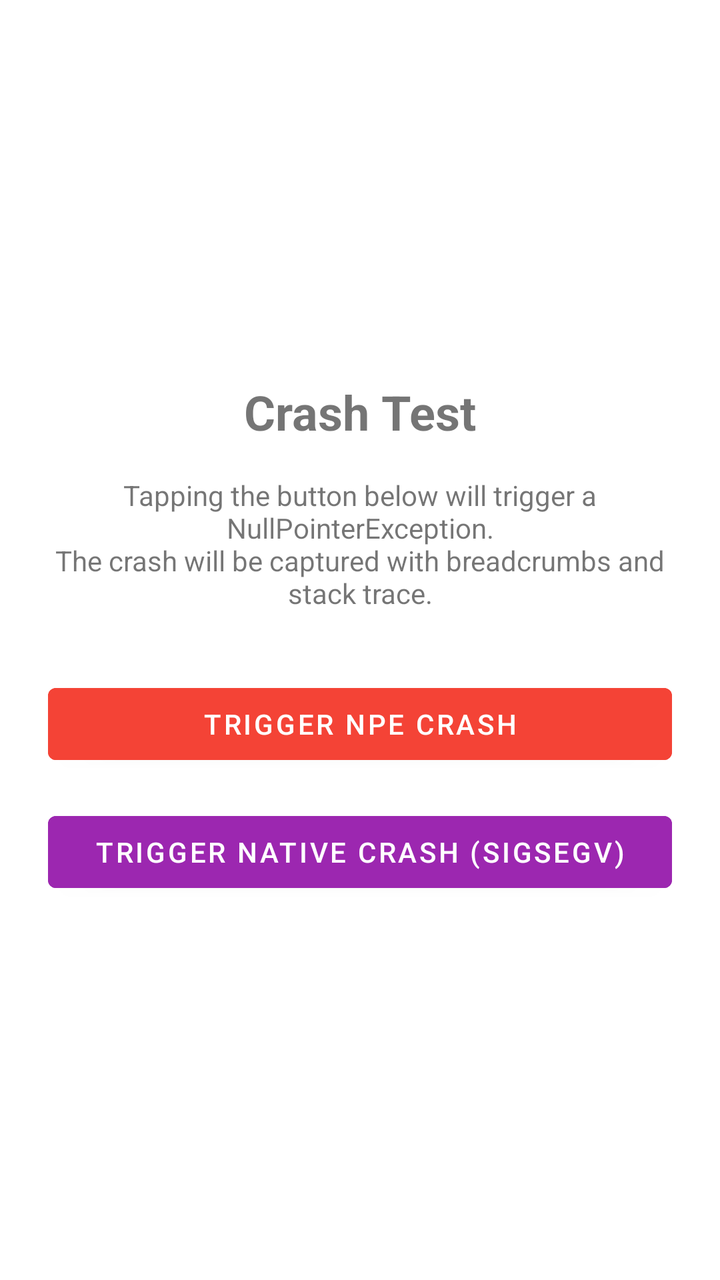
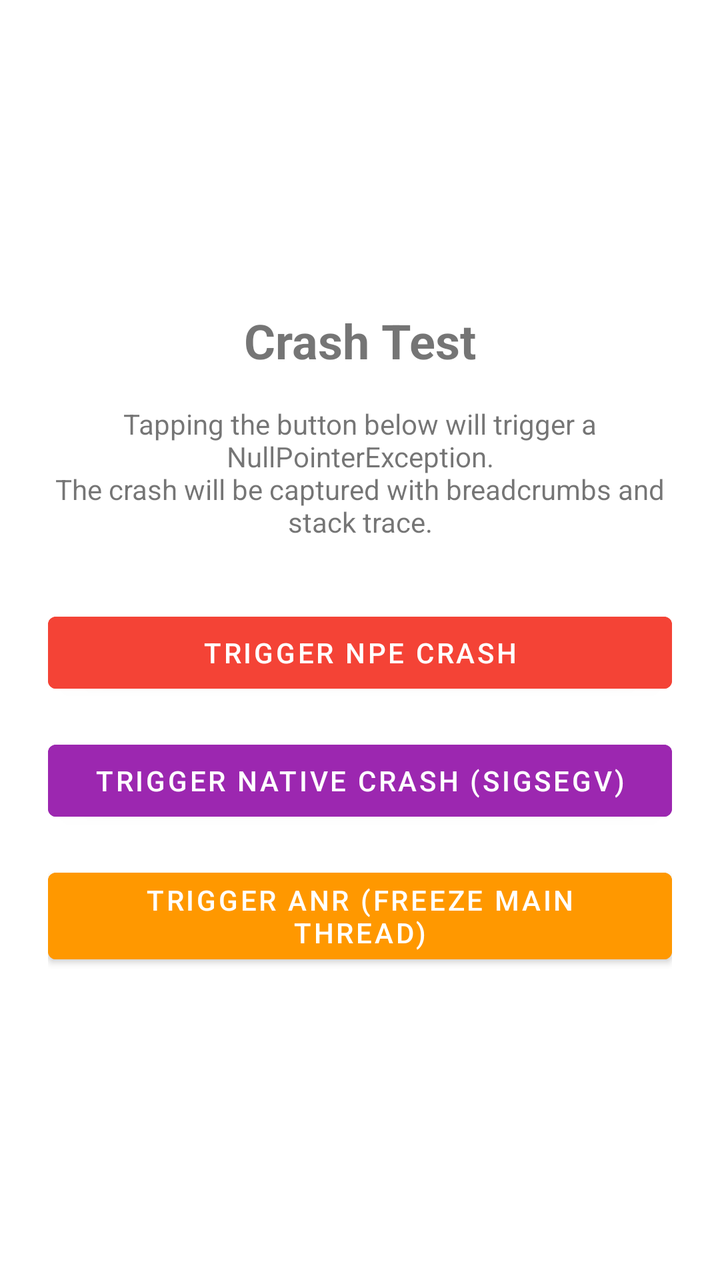

The first picture is an Android layout as it rendered before a commit; the second is the same layout after the commit. The layout source and the unified diff follow.
<!-- AndroidManifest.xml: application theme Theme.UnilitixSample -->
<!-- res/layout/activity_crash.xml -->
<?xml version="1.0" encoding="utf-8"?>
<LinearLayout xmlns:android="http://schemas.android.com/apk/res/android"
    android:layout_width="match_parent"
    android:layout_height="match_parent"
    android:gravity="center"
    android:orientation="vertical"
    android:padding="24dp">

    <TextView
        android:layout_width="wrap_content"
        android:layout_height="wrap_content"
        android:text="Crash Test"
        android:textSize="24sp"
        android:textStyle="bold"
        android:layout_marginBottom="16dp" />

    <TextView
        android:layout_width="wrap_content"
        android:layout_height="wrap_content"
        android:text="Tapping the button below will trigger a NullPointerException.\nThe crash will be captured with breadcrumbs and stack trace."
        android:textAlignment="center"
        android:layout_marginBottom="32dp" />

    <Button
        android:id="@+id/btn_trigger_crash"
        android:layout_width="match_parent"
        android:layout_height="wrap_content"
        android:backgroundTint="#F44336"
        android:text="Trigger NPE Crash" />

    <Button
        android:id="@+id/btn_trigger_native_crash"
        android:layout_width="match_parent"
        android:layout_height="wrap_content"
        android:layout_marginTop="16dp"
        android:backgroundTint="#9C27B0"
        android:text="Trigger Native Crash (SIGSEGV)" />

</LinearLayout>
<!-- resources referenced by this layout -->
<resources>
  <style name="Theme.UnilitixSample" parent="Theme.MaterialComponents.DayNight.DarkActionBar">
          <item name="colorPrimary">#1565C0</item>
          <item name="colorPrimaryVariant">#003c8f</item>
          <item name="colorOnPrimary">#FFFFFF</item>
          <item name="colorSecondary">#4CAF50</item>
          <item name="colorSecondaryVariant">#388E3C</item>
          <item name="colorOnSecondary">#FFFFFF</item>
          <item name="android:statusBarColor">?attr/colorPrimaryVariant</item>
      </style>
</resources>

<!-- the commit's change to res/layout/activity_crash.xml (unified diff, before → after) -->
@@ -36,4 +36,12 @@
         android:backgroundTint="#9C27B0"
         android:text="Trigger Native Crash (SIGSEGV)" />
 
+    <Button
+        android:id="@+id/btn_trigger_anr"
+        android:layout_width="match_parent"
+        android:layout_height="wrap_content"
+        android:layout_marginTop="16dp"
+        android:backgroundTint="#FF9800"
+        android:text="Trigger ANR (freeze main thread)" />
+
 </LinearLayout>
